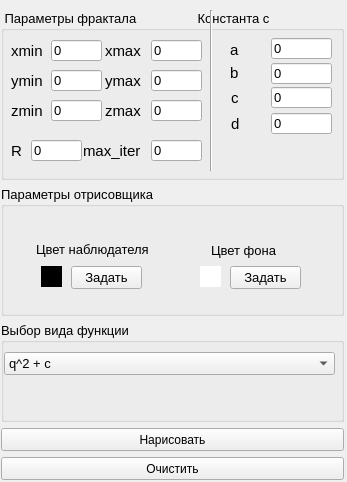
First picture: the form in ui/mycontroller.ui, repository moskovets/kg_project, before the edit.
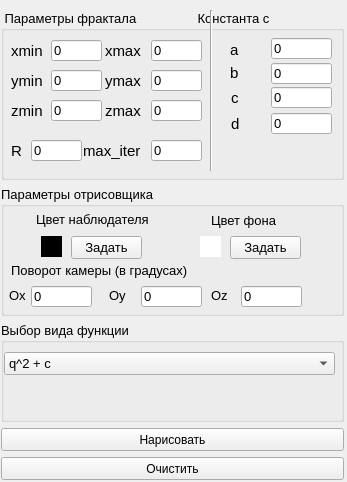
Second picture: the form after the edit.

Commit message: add rotate angles in ui

The edit to the form file:
```diff
--- a/ui/mycontroller.ui
+++ b/ui/mycontroller.ui
@@ -479,7 +479,7 @@
        <property name="geometry">
         <rect>
          <x>40</x>
-         <y>80</y>
+         <y>50</y>
          <width>21</width>
          <height>21</height>
         </rect>
@@ -503,7 +503,7 @@
        <property name="geometry">
         <rect>
          <x>35</x>
-         <y>53</y>
+         <y>23</y>
          <width>141</width>
          <height>21</height>
         </rect>
@@ -521,7 +521,7 @@
        <property name="geometry">
         <rect>
          <x>199</x>
-         <y>80</y>
+         <y>50</y>
          <width>21</width>
          <height>21</height>
         </rect>
@@ -542,7 +542,7 @@
        <property name="geometry">
         <rect>
          <x>210</x>
-         <y>54</y>
+         <y>24</y>
          <width>131</width>
          <height>21</height>
         </rect>
@@ -560,7 +560,7 @@
        <property name="geometry">
         <rect>
          <x>229</x>
-         <y>80</y>
+         <y>50</y>
          <width>71</width>
          <height>23</height>
         </rect>
@@ -573,7 +573,7 @@
        <property name="geometry">
         <rect>
          <x>70</x>
-         <y>80</y>
+         <y>50</y>
          <width>71</width>
          <height>23</height>
         </rect>
@@ -582,6 +582,133 @@
         <string>Задать</string>
        </property>
       </widget>
+      <widget class="QLineEdit" name="xAngleEdit">
+       <property name="geometry">
+        <rect>
+         <x>30</x>
+         <y>100</y>
+         <width>61</width>
+         <height>21</height>
+        </rect>
+       </property>
+       <property name="text">
+        <string>0</string>
+       </property>
+      </widget>
+      <widget class="QLineEdit" name="yAngleEdit">
+       <property name="geometry">
+        <rect>
+         <x>140</x>
+         <y>100</y>
+         <width>61</width>
+         <height>21</height>
+        </rect>
+       </property>
+       <property name="text">
+        <string>0</string>
+       </property>
+      </widget>
+      <widget class="QLineEdit" name="zAngleEdit">
+       <property name="geometry">
+        <rect>
+         <x>240</x>
+         <y>100</y>
+         <width>61</width>
+         <height>21</height>
+        </rect>
+       </property>
+       <property name="text">
+        <string>0</string>
+       </property>
+      </widget>
+      <widget class="QLabel" name="label_16">
+       <property name="geometry">
+        <rect>
+         <x>10</x>
+         <y>74</y>
+         <width>211</width>
+         <height>21</height>
+        </rect>
+       </property>
+       <property name="font">
+        <font>
+         <pointsize>10</pointsize>
+        </font>
+       </property>
+       <property name="text">
+        <string>Поворот камеры (в градусах)</string>
+       </property>
+      </widget>
+      <widget class="QLabel" name="label_18">
+       <property name="geometry">
+        <rect>
+         <x>8</x>
+         <y>99</y>
+         <width>21</width>
+         <height>21</height>
+        </rect>
+       </property>
+       <property name="font">
+        <font>
+         <pointsize>10</pointsize>
+        </font>
+       </property>
+       <property name="text">
+        <string>Ox</string>
+       </property>
+      </widget>
+      <widget class="QLabel" name="label_19">
+       <property name="geometry">
+        <rect>
+         <x>210</x>
+         <y>99</y>
+         <width>21</width>
+         <height>21</height>
+        </rect>
+       </property>
+       <property name="font">
+        <font>
+         <pointsize>10</pointsize>
+        </font>
+       </property>
+       <property name="text">
+        <string>Oz</string>
+       </property>
+      </widget>
+      <widget class="QLabel" name="label_20">
+       <property name="geometry">
+        <rect>
+         <x>108</x>
+         <y>99</y>
+         <width>21</width>
+         <height>21</height>
+        </rect>
+       </property>
+       <property name="font">
+        <font>
+         <pointsize>10</pointsize>
+        </font>
+       </property>
+       <property name="text">
+        <string>Oy</string>
+       </property>
+      </widget>
+      <zorder>visorlabel</zorder>
+      <zorder>label_13</zorder>
+      <zorder>fonlabel</zorder>
+      <zorder>label_15</zorder>
+      <zorder>foncolorButton</zorder>
+      <zorder>visorcolorButton</zorder>
+      <zorder>yAngleEdit</zorder>
+      <zorder>zAngleEdit</zorder>
+      <zorder>xAngleEdit</zorder>
+      <zorder>xAngleEdit</zorder>
+      <zorder>yAngleEdit</zorder>
+      <zorder>zAngleEdit</zorder>
+      <zorder>label_16</zorder>
+      <zorder>label_18</zorder>
+      <zorder>label_19</zorder>
+      <zorder>label_20</zorder>
      </widget>
     </item>
     <item>
```
Left out of the diff: 18 changed lines with no effect on the pictures. The commit also changes 2 other files.
